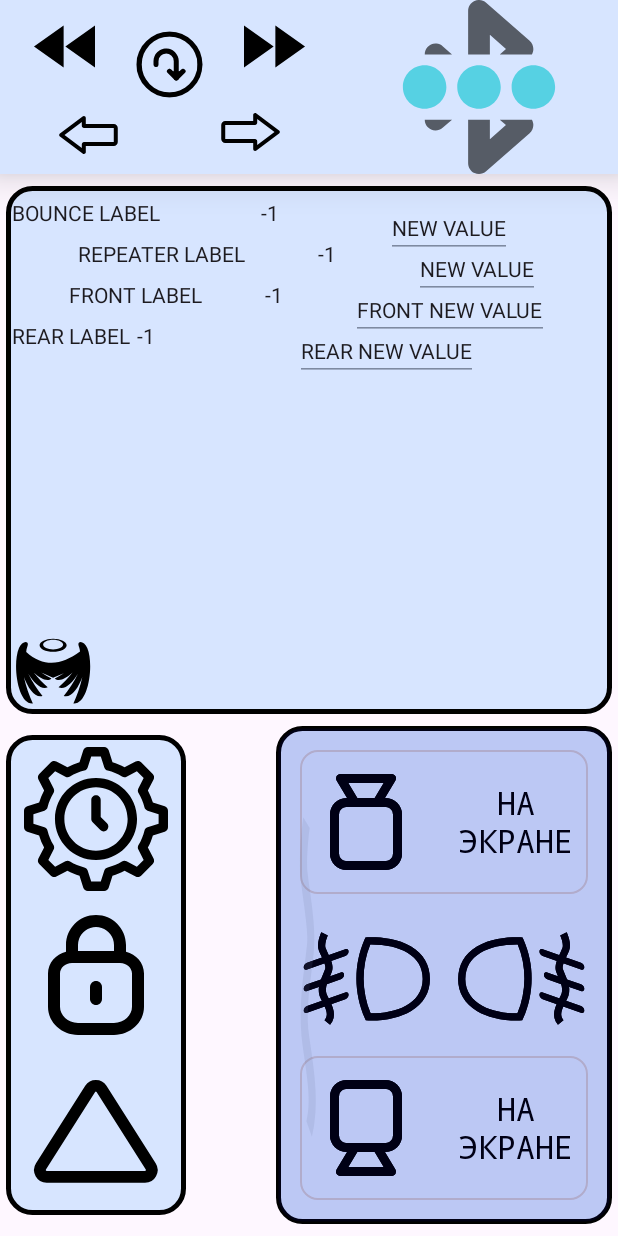
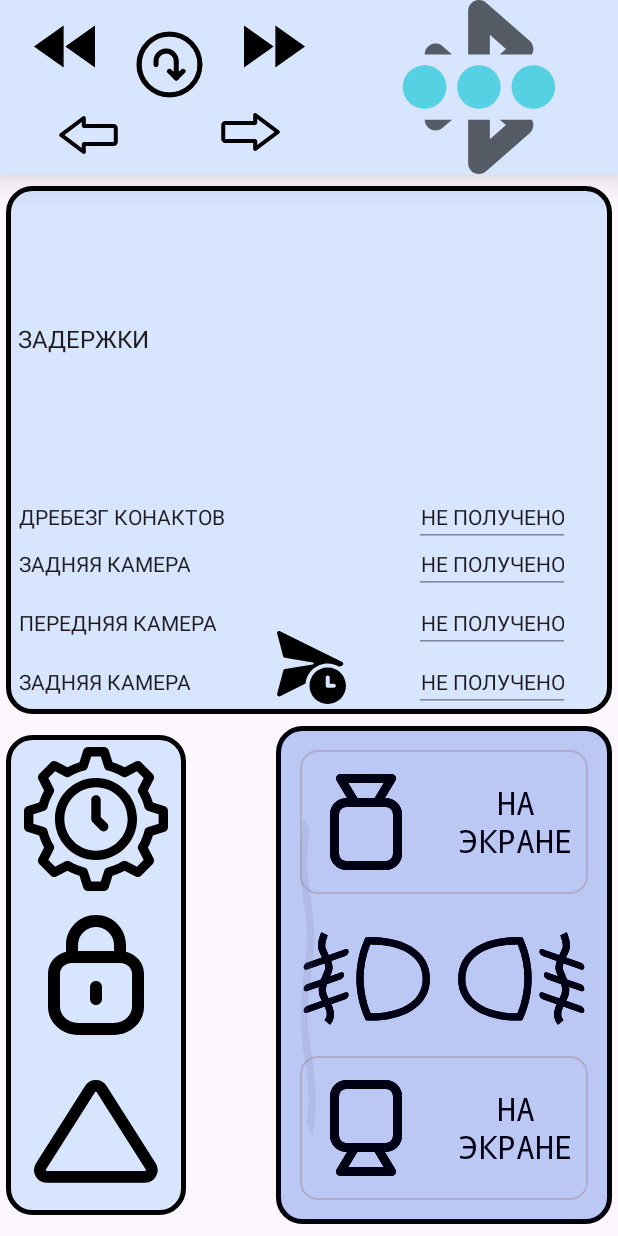
Before and after one commit to falconArdente/Car-controller_android-application, an Android app: the screen it shows after launch (MainActivity), after a tap on an icon or button, on a phone screen of 412 x 824 dp. Run offline under Robolectric (Android 15) with nearby library versions, the phone set to English and light mode, and no system bars; libraries missing offline, so code that uses them is left out: com.markodevcic.peko, com.welie.blessed; 3 statements that could not run were skipped.

Commit message:
Добиваю интерфейс таймингов

```diff
--- a/src/main/java/com/example/carcamerasandlightsbluetooth/presentation/MainActivity.kt
+++ b/src/main/java/com/example/carcamerasandlightsbluetooth/presentation/MainActivity.kt
@@ -35,6 +35,7 @@ class MainActivity : AppCompatActivity() {
         binding.timingsSet.sendTimings.setOnClickListener { viewModel.sendTimings() }
         binding.columnSet.lockButton.setOnClickListener { viewModel.clickLock() }
         binding.columnSet.settingsButton.setOnClickListener { viewModel.clickTimings() }
+        binding.bluetoothSign.setOnClickListener { viewModel.reScan() }
         with(binding.commandsBlock) {
             glass.setOnClickListener { viewModel.clickLock() }
             frontCam.setOnClickListener { viewModel.clickFrontCam() }
@@ -58,11 +59,16 @@ class MainActivity : AppCompatActivity() {
         binding.timingsSet.root.isGone = !mainState.isSetTimings
         binding.LogView.isGone = mainState.isSetTimings
         with(binding.timingsSet) {
-            bounceValue.text = mainState.deviceState.timings.bounce.toString()
-            repeaterValue.text = mainState.deviceState.timings.repeater.toString()
-            frontDelayValue.text = mainState.deviceState.timings.frontDelay.toString()
-            rearDelayValue.text = mainState.deviceState.timings.rearDelay.toString()
+            bounceValue.setText(timingToString(mainState.deviceState.timings.bounce))
+            repeaterValue.setText(timingToString(mainState.deviceState.timings.repeater))
+            frontDelayValue.setText(timingToString(mainState.deviceState.timings.frontDelay))
+            rearDelayValue.setText(timingToString(mainState.deviceState.timings.rearDelay))
         }
+    }
+
+    private fun timingToString(number: Int): String {
+        if (number != -1) return number.toString()
+        return getString(R.string.not_gotten)
     }
 
     private fun renderLock(isLocked: Boolean) {
--- a/src/main/java/com/example/carcamerasandlightsbluetooth/presentation/RootViewModel.kt
+++ b/src/main/java/com/example/carcamerasandlightsbluetooth/presentation/RootViewModel.kt
@@ -10,6 +10,7 @@ import com.example.carcamerasandlightsbluetooth.domain.model.ControlCommand
 import com.example.carcamerasandlightsbluetooth.domain.model.DeviceState
 import kotlinx.coroutines.Dispatchers
 import kotlinx.coroutines.Job
+import kotlinx.coroutines.delay
 import kotlinx.coroutines.flow.FlowCollector
 import kotlinx.coroutines.launch
 
@@ -152,4 +153,13 @@ class RootViewModel(
             newTimings = mutableStatesLiveData.value!!.deviceState.timings
         )
     }
+
+    fun reScan() {
+        viewModelScope.launch(Dispatchers.IO) {
+            deviceInteractor.stopScan()
+            delay(900L)
+            deviceInteractor.scanForDevice()
+        }
+
+    }
 }
--- /dev/null
+++ b/src/main/res/drawable/send_timings.xml
@@ -0,0 +1,12 @@
+<vector xmlns:android="http://schemas.android.com/apk/res/android"
+    android:width="200dp"
+    android:height="200dp"
+    android:viewportWidth="20"
+    android:viewportHeight="20">
+    <path
+        android:fillColor="?attr/colorOnPrimary"
+        android:pathData="M2.721,1.051L18.076,8.617C18.323,8.74 18.425,9.039 18.303,9.287C18.254,9.386 18.174,9.466 18.076,9.514L17.419,9.838C16.573,9.307 15.573,9 14.5,9C11.64,9 9.289,11.183 9.025,13.974L2.721,17.08C2.474,17.202 2.174,17.101 2.052,16.853C1.999,16.744 1.986,16.621 2.017,16.504L3.538,10.759C3.589,10.569 3.746,10.426 3.939,10.394L10.82,9.247C10.905,9.233 10.974,9.177 11.008,9.101L11.026,9.041C11.045,8.924 10.981,8.813 10.876,8.769L10.82,8.753L3.901,7.6C3.707,7.568 3.55,7.425 3.499,7.235L2.017,1.628C1.946,1.361 2.105,1.087 2.372,1.017C2.489,0.986 2.613,0.998 2.721,1.051Z" />
+    <path
+        android:fillColor="?attr/colorOnPrimary"
+        android:pathData="M19,14.5C19,16.985 16.985,19 14.5,19C12.015,19 10,16.985 10,14.5C10,12.015 12.015,10 14.5,10C16.985,10 19,12.015 19,14.5ZM14.5,12C14.224,12 14,12.224 14,12.5V14.5C14,14.776 14.224,15 14.5,15H16C16.276,15 16.5,14.776 16.5,14.5C16.5,14.224 16.276,14 16,14H15V12.5C15,12.224 14.776,12 14.5,12Z" />
+</vector>
--- a/src/main/res/layout/timings_set.xml
+++ b/src/main/res/layout/timings_set.xml
@@ -3,14 +3,14 @@
     xmlns:app="http://schemas.android.com/apk/res-auto"
     xmlns:tools="http://schemas.android.com/tools"
     android:id="@+id/command_set_container"
-    android:layout_width="wrap_content"
+    android:layout_width="match_parent"
     android:layout_height="wrap_content"
     android:background="@drawable/command_back"
     android:outlineSpotShadowColor="?attr/colorOnPrimary">
 
     <androidx.constraintlayout.widget.Guideline
         android:id="@+id/start_guide"
-        android:layout_width="wrap_content"
+        android:layout_width="match_parent"
         android:layout_height="match_parent"
         android:orientation="vertical"
         app:layout_constraintGuide_begin="@dimen/sides_guide_line"
@@ -25,109 +25,95 @@
         app:layout_constraintTop_toTopOf="parent" />
 
     <androidx.appcompat.widget.AppCompatTextView
-        android:id="@+id/bounce_label"
+        android:id="@+id/delays_title"
         style="@style/TimingLabel"
-        android:text="BOUNCE LABEL"
+        android:layout_width="wrap_content"
+        android:layout_height="wrap_content"
+        android:lines="1"
+        android:text="@string/delay_set_title"
+        android:textSize="16sp"
+        app:layout_constraintBottom_toTopOf="@id/bounce_label"
         app:layout_constraintStart_toStartOf="@id/start_guide"
         app:layout_constraintTop_toTopOf="parent"
         tools:ignore="TextSizeCheck" />
 
     <androidx.appcompat.widget.AppCompatTextView
-        android:id="@+id/bounce_value"
-        style="@style/TimingValue"
-        android:text="BOUNCE VALUE"
-        app:layout_constraintEnd_toStartOf="@id/bounce_edit"
-        app:layout_constraintStart_toEndOf="@id/bounce_label"
-        app:layout_constraintTop_toTopOf="@id/bounce_label"
+        android:id="@+id/bounce_label"
+        style="@style/TimingLabel"
+        android:text="@string/bounce_d_name"
+        app:layout_constraintStart_toStartOf="@id/start_guide"
+        app:layout_constraintTop_toBottomOf="@id/delays_title"
+        app:layout_constraintBottom_toTopOf="@id/rear_delay_label"
         tools:ignore="TextSizeCheck" />
 
     <androidx.appcompat.widget.AppCompatEditText
-        android:id="@+id/bounce_edit"
-        style="@style/TimingEdit"
-        android:text="NEW VALUE"
+        android:id="@+id/bounce_value"
+        style="@style/TimingValue"
+        android:text="@string/not_gotten"
+        app:layout_constraintBottom_toBottomOf="@id/bounce_label"
         app:layout_constraintEnd_toStartOf="@id/end_guide"
-        app:layout_constraintStart_toEndOf="@id/bounce_value"
+        app:layout_constraintHorizontal_bias="1"
+        app:layout_constraintStart_toEndOf="@id/bounce_label"
         app:layout_constraintTop_toTopOf="@id/bounce_label"
         tools:ignore="TextSizeCheck" />
 
     <androidx.appcompat.widget.AppCompatTextView
         android:id="@+id/repeater_label"
         style="@style/TimingLabel"
-        android:text="REPEATER LABEL"
-        app:layout_constraintEnd_toStartOf="@id/repeater_value"
+        android:text="@string/rear_cam_d_name"
         app:layout_constraintStart_toStartOf="@id/start_guide"
         app:layout_constraintTop_toBottomOf="@id/bounce_label"
-        tools:ignore="TextSizeCheck" />
-
-    <androidx.appcompat.widget.AppCompatTextView
-        android:id="@+id/repeater_value"
-        style="@style/TimingValue"
-        android:text="REPEATER VALUE"
-        app:layout_constraintEnd_toStartOf="@id/repeater_edit"
-        app:layout_constraintStart_toEndOf="@id/repeater_label"
-        app:layout_constraintTop_toTopOf="@id/repeater_label"
+        app:layout_constraintBottom_toTopOf="@id/front_delay_label"
         tools:ignore="TextSizeCheck" />
 
     <androidx.appcompat.widget.AppCompatEditText
-        android:id="@+id/repeater_edit"
-        style="@style/TimingEdit"
-        android:text="NEW VALUE"
+        android:id="@+id/repeater_value"
+        style="@style/TimingValue"
+        android:text="@string/not_gotten"
+        app:layout_constraintBottom_toBottomOf="@id/repeater_label"
         app:layout_constraintEnd_toStartOf="@id/end_guide"
-        app:layout_constraintStart_toEndOf="@id/repeater_value"
+        app:layout_constraintHorizontal_bias="1"
+        app:layout_constraintStart_toEndOf="@id/repeater_label"
         app:layout_constraintTop_toTopOf="@id/repeater_label"
         tools:ignore="TextSizeCheck" />
 
     <androidx.appcompat.widget.AppCompatTextView
         android:id="@+id/front_delay_label"
         style="@style/TimingLabel"
-        android:text="FRONT LABEL"
-        app:layout_constraintEnd_toStartOf="@id/front_delay_value"
+        android:text="@string/front_cam_d_name"
         app:layout_constraintStart_toStartOf="@id/start_guide"
         app:layout_constraintTop_toBottomOf="@id/repeater_label"
-        tools:ignore="TextSizeCheck" />
-
-    <androidx.appcompat.widget.AppCompatTextView
-        android:id="@+id/front_delay_value"
-        style="@style/TimingValue"
-        android:text="FRONT VALUE"
-        app:layout_constraintEnd_toStartOf="@id/front_delay_edit"
-        app:layout_constraintStart_toEndOf="@id/front_delay_label"
-        app:layout_constraintTop_toTopOf="@id/front_delay_label"
+        app:layout_constraintBottom_toTopOf="@id/rear_delay_label"
         tools:ignore="TextSizeCheck" />
 
     <androidx.appcompat.widget.AppCompatEditText
-        android:id="@+id/front_delay_edit"
-        style="@style/TimingEdit"
-        android:text="FRONT NEW VALUE"
+        android:id="@+id/front_delay_value"
+        style="@style/TimingValue"
+        android:text="@string/not_gotten"
+        app:layout_constraintBottom_toBottomOf="@id/front_delay_label"
         app:layout_constraintEnd_toStartOf="@id/end_guide"
-        app:layout_constraintStart_toEndOf="@id/front_delay_value"
+        app:layout_constraintHorizontal_bias="1"
+        app:layout_constraintStart_toEndOf="@id/front_delay_label"
         app:layout_constraintTop_toTopOf="@id/front_delay_label"
         tools:ignore="TextSizeCheck" />
 
     <androidx.appcompat.widget.AppCompatTextView
         android:id="@+id/rear_delay_label"
         style="@style/TimingLabel"
-        android:text="REAR LABEL"
-        app:layout_constraintEnd_toStartOf="@id/rear_delay_value"
+        android:text="@string/rear_cam_d_name"
+        app:layout_constraintBottom_toBottomOf="parent"
         app:layout_constraintStart_toStartOf="@id/start_guide"
         app:layout_constraintTop_toBottomOf="@id/front_delay_label"
         tools:ignore="TextSizeCheck" />
 
-    <androidx.appcompat.widget.AppCompatTextView
+    <androidx.appcompat.widget.AppCompatEditText
         android:id="@+id/rear_delay_value"
         style="@style/TimingValue"
-        android:text="REAR VALUE"
-        app:layout_constraintEnd_toStartOf="@id/rear_delay_value"
+        android:text="@string/not_gotten"
+        app:layout_constraintBottom_toBottomOf="@id/rear_delay_label"
+        app:layout_constraintEnd_toStartOf="@id/end_guide"
+        app:layout_constraintHorizontal_bias="1"
         app:layout_constraintStart_toEndOf="@id/rear_delay_label"
-        app:layout_constraintTop_toTopOf="@id/rear_delay_label"
-        tools:ignore="TextSizeCheck" />
-
-    <androidx.appcompat.widget.AppCompatEditText
-        android:id="@+id/rear_delay_edit"
-        style="@style/TimingEdit"
-        android:text="REAR NEW VALUE"
-        app:layout_constraintEnd_toStartOf="@id/end_guide"
-        app:layout_constraintStart_toEndOf="@id/rear_delay_value"
         app:layout_constraintTop_toTopOf="@id/rear_delay_label"
         tools:ignore="TextSizeCheck" />
 
@@ -137,8 +123,12 @@
         android:layout_height="@dimen/icon_size"
         android:background="@color/transparent"
         android:scaleType="fitCenter"
-        android:src="@drawable/angel_wings"
+        android:src="@drawable/send_timings"
         app:layout_constraintBottom_toBottomOf="parent"
-        app:layout_constraintStart_toStartOf="@id/start_guide" />
+        app:layout_constraintEnd_toStartOf="@id/end_guide"
+        app:layout_constraintStart_toStartOf="@id/start_guide"
+        app:layout_constraintTop_toTopOf="parent"
+        app:layout_constraintVertical_bias="1"
+        android:layout_marginBottom="@dimen/icon_row_divider"/>
 
 </androidx.constraintlayout.widget.ConstraintLayout>
--- a/src/main/res/values/strings.xml
+++ b/src/main/res/values/strings.xml
@@ -22,4 +22,11 @@
     <string name="failed_to_connect">Подключится не удалось</string>
     <string name="scan_failed_with_error">Ошибка сканирования </string>
     <string name="waiting_bonding_completion">Ждем завершения привязки устройства</string>
+    <string name="delay_set_title">Задержки</string>
+    <string name="bounce_d_name">Дребезг конактов</string>
+    <string name="repeater_d_name">Двойное нажатие</string>
+    <string name="front_cam_d_name">Передняя камера</string>
+    <string name="rear_cam_d_name">Задняя камера</string>
+    <string name="not_gotten">Не получено</string>
+    <string name="new_value">Введите</string>
 </resources>
--- a/src/main/res/values/themes.xml
+++ b/src/main/res/values/themes.xml
@@ -14,6 +14,7 @@
         <item name="cardBackgroundColor">?attr/colorPrimary</item>
         <item name="cardElevation">@dimen/command_card_elevation</item>
     </style>
+
     <style name="CameraTextView" parent="Base.Theme.CarCamerasAndLightsBluetooth">
         <item name="android:layout_width">@dimen/button_size</item>
         <item name="android:layout_height">@dimen/button_size</item>
@@ -35,6 +36,7 @@
         <item name="android:layout_marginHorizontal">@dimen/command_set_side_margin</item>
         <item name="android:layout_marginTop">@dimen/command_set_side_margin</item>
     </style>
+
     <style name="ColumnButton" parent="Base.Theme.CarCamerasAndLightsBluetooth">
         <item name="android:background">@color/transparent</item>
         <item name="android:layout_width">@dimen/button_size</item>
@@ -42,6 +44,7 @@
         <item name="android:layout_marginHorizontal">@dimen/command_set_side_margin</item>
         <item name="android:layout_marginTop">@dimen/command_set_side_margin</item>
     </style>
+
     <style name="LockedCommSettButton" parent="Base.Theme.CarCamerasAndLightsBluetooth">
         <item name="android:background">@color/transparent</item>
         <item name="android:scaleType">fitCenter</item>
@@ -50,23 +53,25 @@
         <item name="android:layout_marginHorizontal">@dimen/command_set_side_margin</item>
         <item name="android:visibility">invisible</item>
     </style>
+
     <style name="TimingLabel" parent="Base.Theme.CarCamerasAndLightsBluetooth">
         <item name="android:layout_width">wrap_content</item>
         <item name="android:layout_height">wrap_content</item>
-        <item name="android:textAlignment">gravity</item>
+        <item name="android:layout_marginVertical">8dp</item>
+        <item name="android:textAlignment">center</item>
         <item name="android:textAllCaps">true</item>
-        <item name="android:layout_marginTop">8dp</item>
+        <item name="android:layout_marginStart">4dp</item>
     </style>
+
     <style name="TimingValue" parent="Base.Theme.CarCamerasAndLightsBluetooth">
         <item name="android:layout_width">wrap_content</item>
         <item name="android:layout_height">wrap_content</item>
         <item name="android:layout_marginStart">4dp</item>
-    </style>
-    <style name="TimingEdit" parent="Base.Theme.CarCamerasAndLightsBluetooth">
-        <item name="android:layout_width">wrap_content</item>
-        <item name="android:layout_height">wrap_content</item>
-        <item name="android:layout_marginStart">8dp</item>
+        <item name="android:textAlignment">center</item>
+        <item name="android:textAllCaps">true</item>
+        <item name="android:layout_marginEnd">24dp</item>
         <item name="singleLine">true</item>
     </style>
+
     <style name="Theme.CarCamerasAndLightsBluetooth" parent="Base.Theme.CarCamerasAndLightsBluetooth" />
 </resources>
```
